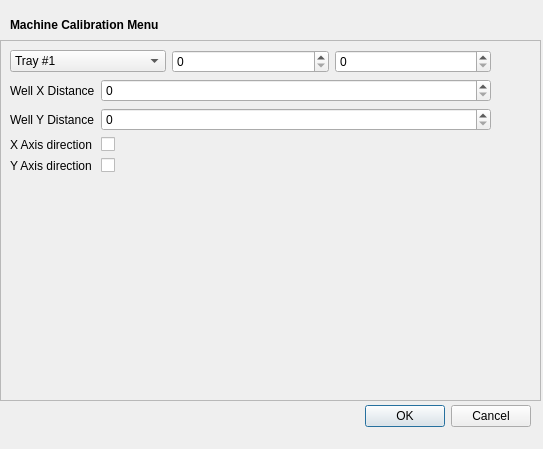
The window that calibrationdialog.ui (nrish/machine-interface-caltech) describes before a commit, drawn with Qt 5.
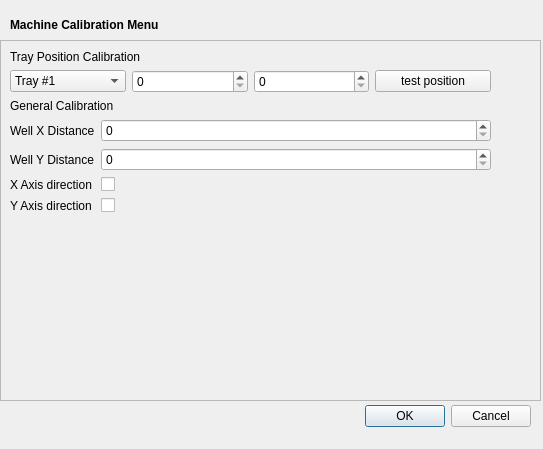
The same window after the commit.

```diff
--- a/calibrationdialog.ui
+++ b/calibrationdialog.ui
@@ -74,6 +74,21 @@
     </property>
     <layout class="QVBoxLayout" name="verticalLayout">
      <item>
+      <widget class="QLabel" name="label_3">
+       <property name="sizePolicy">
+        <sizepolicy hsizetype="Preferred" vsizetype="Maximum">
+         <horstretch>0</horstretch>
+         <verstretch>0</verstretch>
+        </sizepolicy>
+       </property>
+       <property name="text">
+        <string>Tray Position Calibration</string>
+       </property>
+      </widget>
+     </item>
+     <item>
+      <layout class="QVBoxLayout" name="verticalLayout_3">
+       <item>
       <layout class="QHBoxLayout" name="horizontalLayout">
        <item>
         <widget class="QComboBox" name="traySelect">
@@ -133,7 +148,29 @@
          </property>
         </widget>
        </item>
-      </layout>
+         <item>
+          <widget class="QPushButton" name="testPos">
+           <property name="text">
+            <string>test position</string>
+           </property>
+          </widget>
+         </item>
+        </layout>
+       </item>
+      </layout>
+     </item>
+     <item>
+      <widget class="QLabel" name="label_4">
+       <property name="sizePolicy">
+        <sizepolicy hsizetype="Preferred" vsizetype="Maximum">
+         <horstretch>0</horstretch>
+         <verstretch>0</verstretch>
+        </sizepolicy>
+       </property>
+       <property name="text">
+        <string>General Calibration</string>
+       </property>
+      </widget>
      </item>
      <item>
       <layout class="QFormLayout" name="formLayout">
```
Left out of the diff: 16 changed lines with no effect on the pictures. Lines whose indentation alone changed are shown as unchanged.
